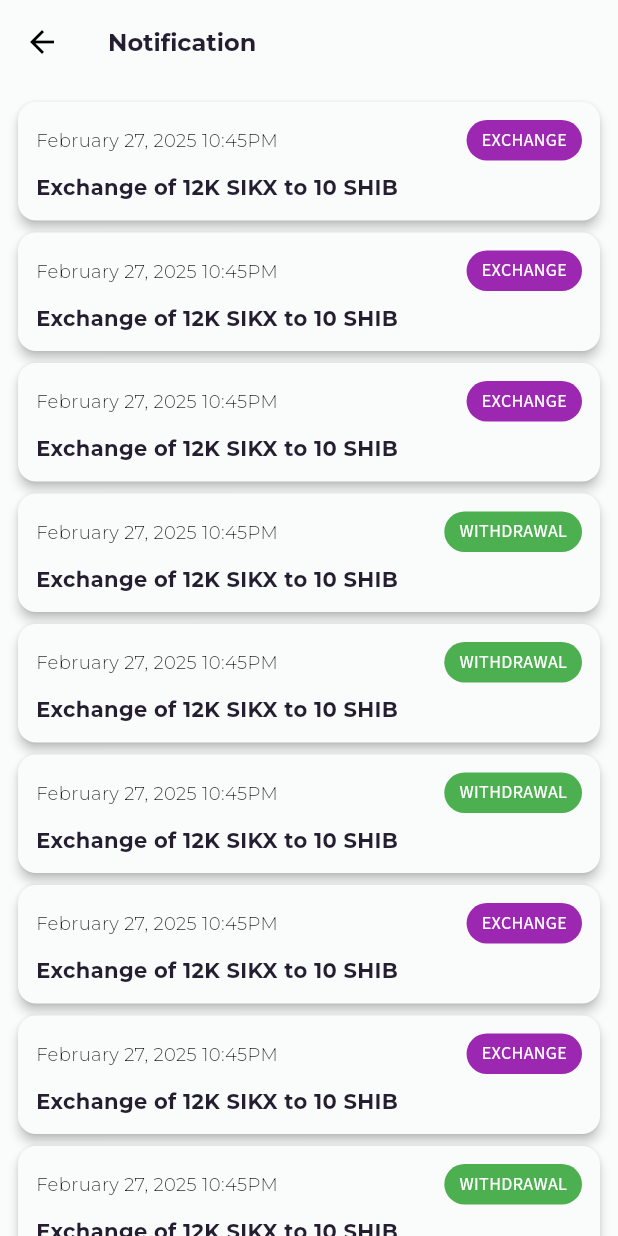
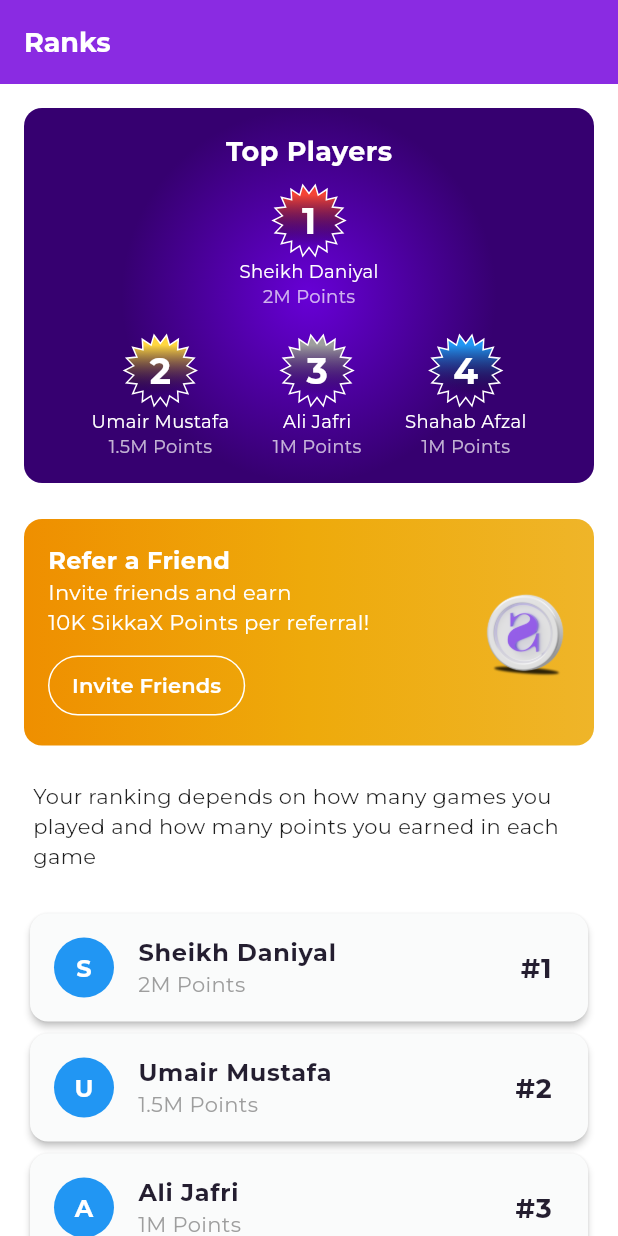
Before and after one commit to levantestudios5/sikka_wallet, a Flutter app: the screen it shows after launch, on a phone screen of 412 x 824 dp. Run offline on Flutter 3.47's test engine with Material 3 defaults, Android fonts, the phone set to English and light mode, and no system bars; our stand-ins replace another_flushbar, dio, event_bus, flutter_mobx, get_it, google_fonts and 3 more; generated files the repository leaves out were written again; project files that could hold a hidden picture were left out.

Commit message:
style(rank): added rank screen

```diff
--- a/lib/constants/app_theme.dart
+++ b/lib/constants/app_theme.dart
@@ -89,6 +89,21 @@ class AppThemeData {
     brightness: Brightness.dark,
   );
 
+  static const rankingGradient = RadialGradient(
+    colors: [
+      Color(0xFF6700D6),
+      Color(0xFF360070),
+    ],
+  );
+
+  static const referFriendGradient = LinearGradient(
+    colors: [
+      Color(0xFFEF8F00),
+      Color(0xFFEEAA0B),
+      Color(0xFFEFB529),
+    ],
+  );
+
   static const baseGradient = RadialGradient(
     colors: [
       Color(0xFFD9B5FF),
@@ -99,6 +114,19 @@ class AppThemeData {
   static const _medium = FontWeight.w500;
   static const _semiBold = FontWeight.w600;
   static const _bold = FontWeight.w700;
+
+  static const Color primaryColor = Color(0xFF8A2BE2);
+  static const Color backgroundColor = Colors.white;
+  static const Color textColor = Colors.black;
+  static const Color greyText = Colors.grey;
+  static const Color secondaryColor = Color(0xFF9B30FF);
+  static const Color exchangeColor = Colors.purple;
+  static const Color withdrawalColor = Colors.green;
+  static const Color buttonColor = Color(0xFF6200EE);
+  static const TextStyle buttonText =
+      TextStyle(fontSize: 18, fontWeight: FontWeight.bold, color: Colors.white);
+  static const TextStyle linkText =
+      TextStyle(fontSize: 16, fontWeight: FontWeight.bold, color: Colors.blue);
 
   static final TextTheme _textTheme = TextTheme(
     headlineMedium: GoogleFonts.montserrat(fontWeight: _bold, fontSize: 20.0),
@@ -130,22 +158,11 @@ class AppThemeData {
     color: Color(0xFF9B5DF7),
   );
 
-
   static final TextStyle linkTextStyle = GoogleFonts.sourceSans3(
     fontSize: 14,
     color: Colors.deepPurple,
     fontWeight: FontWeight.bold,
   );
-
-  static const Color primaryColor = Color(0xFF8A2BE2);
-  static const Color secondaryColor = Color(0xFF9B30FF);
-  static const Color exchangeColor = Colors.purple;
-  static const Color withdrawalColor = Colors.green;
-  static const Color buttonColor = Color(0xFF6200EE);
-  static const TextStyle buttonText = TextStyle(fontSize: 18, fontWeight: FontWeight.bold, color: Colors.white);
-  static const TextStyle linkText = TextStyle(fontSize: 16, fontWeight: FontWeight.bold, color: Colors.blue);
-
-
 
   static const TextStyle headline1 = TextStyle(
     fontSize: Dimens.appBarFontSize,
@@ -183,12 +200,9 @@ class AppThemeData {
     ),
   );
 
-
-
   static const TextStyle dateStyle = TextStyle(
     color: Colors.black87,
-     fontSize: Dimens.spacingMedium,
-
+    fontSize: Dimens.spacingMedium,
     fontWeight: FontWeight.w300,
   );
 
@@ -196,7 +210,4 @@ class AppThemeData {
     fontSize: Dimens.bodyFontSize,
     fontWeight: FontWeight.bold,
   );
-
-
-
 }
--- a/lib/constants/dimens.dart
+++ b/lib/constants/dimens.dart
@@ -40,4 +40,14 @@ class Dimens {
   // notification screen
   static const double radiusLarge = 20.0;
   static const double elevationLow = 3.0;
+// ranks screen
+
+  static const double borderRadius = 12.0;
+  static const double avatarSize = 24.0;
+  static const double fontSizeSmall = 14.0;
+  static const double defaultFontSize = 12.0;
+  static const double fontSizeMedium = 16.0;
+  static const double fontSizeLarge = 18.0;
+  static const double defaultLogoSize = 30.0;
+
 }
--- a/lib/presentation/my_app.dart
+++ b/lib/presentation/my_app.dart
@@ -6,6 +6,7 @@ import 'package:sikka_wallet/presentation/home/store/language/language_store.dar
 import 'package:sikka_wallet/presentation/home/store/theme/theme_store.dart';
 import 'package:sikka_wallet/presentation/login/store/login_store.dart';
 import 'package:sikka_wallet/presentation/notification/notification_screen.dart';
+import 'package:sikka_wallet/presentation/rank/rank_screen.dart';
 import 'package:sikka_wallet/presentation/registration/signin_screen.dart';
 import 'package:sikka_wallet/utils/locale/app_localization.dart';
 import 'package:sikka_wallet/utils/routes/routes.dart';
@@ -47,7 +48,7 @@ class MyApp extends StatelessWidget {
             // Built-in localization of basic text for Cupertino widgets
             GlobalCupertinoLocalizations.delegate,
           ],
-          home: _userStore.isLoggedIn ? NotificationScreen() : NotificationScreen(),
+          home: _userStore.isLoggedIn ? RanksScreen() : RanksScreen(),
         );
       },
     );
--- /dev/null
+++ b/lib/presentation/rank/rank_badge.dart
@@ -0,0 +1,94 @@
+import 'package:flutter/material.dart';
+import 'dart:math';
+
+class RankBadge extends StatelessWidget {
+  final String rank;
+  final List<Color> gradientColor;
+
+  const RankBadge({super.key, required this.rank, required this.gradientColor});
+
+  @override
+  Widget build(BuildContext context) {
+    return CustomPaint(
+      size: Size(60, 60), // Adjust size
+      painter: StarburstPainter(gradientColor),
+      child: Center(
+        child: Stack(
+          children: [
+            // Number Shadow
+            Positioned(
+              top: 22,
+              left: 30,
+              child: Text(
+                rank.toString(),
+                style: TextStyle(
+                  fontSize: 24,
+                  fontWeight: FontWeight.bold,
+                  color: Colors.black.withOpacity(0.4),
+                ),
+              ),
+            ),
+            // Number
+            Text(
+              rank.toString(),
+              style: const TextStyle(
+                fontSize: 24,
+                fontWeight: FontWeight.bold,
+                color: Colors.white,
+              ),
+            ),
+          ],
+        ),
+      ),
+    );
+  }
+}
+
+class StarburstPainter extends CustomPainter {
+  final List<Color> gradientColor;
+  StarburstPainter(this.gradientColor);
+
+  @override
+  void paint(Canvas canvas, Size size) {
+    final Paint paint = Paint()
+      ..shader = LinearGradient(
+        colors: gradientColor,
+        begin: Alignment.topCenter,
+        end: Alignment.bottomCenter,
+      ).createShader(Rect.fromLTWH(0, 0, size.width, size.height));
+
+    final Paint borderPaint = Paint()
+      ..color = Colors.white
+      ..style = PaintingStyle.stroke
+      ..strokeWidth = 1;
+
+    final Path path = _createStarburstPath(size.width, size.height);
+
+    canvas.drawPath(path, paint);
+    canvas.drawPath(path, borderPaint); // White border
+  }
+
+  Path _createStarburstPath(double width, double height) {
+    const int points = 36;
+    const double outerRadius = 24;
+    const double innerRadius = 18;
+    final Path path = Path();
+    final double angle = (2 * pi) / points;
+
+    for (int i = 0; i < points; i++) {
+      final double r = i.isEven ? outerRadius : innerRadius;
+      final double x = width / 2 + r * cos(i * angle);
+      final double y = height / 2 + r * sin(i * angle);
+      if (i == 0) {
+        path.moveTo(x, y);
+      } else {
+        path.lineTo(x, y);
+      }
+    }
+    path.close();
+    return path;
+  }
+
+  @override
+  bool shouldRepaint(CustomPainter oldDelegate) => false;
+}
--- /dev/null
+++ b/lib/presentation/rank/rank_screen.dart
@@ -0,0 +1,222 @@
+import 'dart:convert';
+import 'package:flutter/material.dart';
+import 'package:flutter/services.dart';
+import 'package:sikka_wallet/constants/app_theme.dart';
+import 'package:sikka_wallet/constants/assets.dart';
+import 'package:sikka_wallet/constants/dimens.dart';
+import 'package:sikka_wallet/presentation/rank/rank_badge.dart';
+
+class RanksScreen extends StatefulWidget {
+  @override
+  _RanksScreenState createState() => _RanksScreenState();
+}
+
+class _RanksScreenState extends State<RanksScreen> {
+  List<dynamic> _ranksData = [];
+
+  @override
+  void initState() {
+    super.initState();
+    _loadRankData();
+  }
+
+  Future<void> _loadRankData() async {
+    final String response =
+        await rootBundle.loadString('assets/json/ranks_data.json');
+    final List<dynamic> data = json.decode(response);
+    setState(() {
+      _ranksData = data;
+    });
+  }
+
+  @override
+  Widget build(BuildContext context) {
+    return Scaffold(
+      backgroundColor: AppThemeData.backgroundColor,
+      appBar: AppBar(
+        title: Text('Ranks',
+            style: TextStyle(
+                fontWeight: FontWeight.bold,
+                color: Colors.white,
+                fontSize: Dimens.fontSizeLarge)),
+        backgroundColor: AppThemeData.primaryColor,
+      ),
+      body: _ranksData.isEmpty
+          ? Center(child: CircularProgressIndicator())
+          : SingleChildScrollView(
+              padding: EdgeInsets.all(Dimens.paddingMedium),
+              child: Column(
+                children: [
+                  _buildTopRanks(),
+                  SizedBox(height: Dimens.paddingLarge),
+                  _buildReferralCard(),
+                  SizedBox(height: Dimens.paddingLarge),
+                  Padding(
+                    padding: const EdgeInsets.symmetric(horizontal: 6.0),
+                    child: Text("Your ranking depends on how many games you played and how many points you earned in each game",style: TextStyle(
+                      color: Colors.black87, fontSize: Dimens.fontSizeSmall,)),
+                  ),
+                  SizedBox(height: Dimens.paddingLarge),
+
+                  _buildRankList(),
+                ],
+              ),
+            ),
+    );
+  }
+
+  Widget _buildTopRanks() {
+    return Container(
+      decoration: BoxDecoration(
+        gradient: AppThemeData.rankingGradient,
+        borderRadius: BorderRadius.circular(Dimens.borderRadius),
+      ),
+      padding: EdgeInsets.all(Dimens.paddingMedium),
+      child: Column(
+        children: [
+          Text('Top Players',
+              style: TextStyle(
+                  color: Colors.white,
+                  fontSize: Dimens.fontSizeLarge,
+                  fontWeight: FontWeight.bold)),
+          SizedBox(height: Dimens.paddingMedium),
+          Column(
+            children: [
+              // First Row - Top 3 ranks
+              Row(
+                mainAxisAlignment: MainAxisAlignment.spaceEvenly,
+                children: _ranksData
+                    .take(1) // Take first 3 items
+                    .map((item) => _buildRankBadge(item))
+                    .toList(),
+              ),
+              const SizedBox(height: 24), // Space between rows
+              // Second Row - Remaining ranks
+              Row(
+                mainAxisAlignment: MainAxisAlignment.spaceEvenly,
+                children: _ranksData
+                    .skip(1) // Skip first 3 items
+                    .take(3) // Next 3 items
+                    .map((item) => _buildRankBadge(item))
+                    .toList(),
+              ),
+            ],
+          )
+        ],
+      ),
+    );
+  }
+
+  Widget _buildRankBadge(Map<String, dynamic> rank) {
+    return Column(
+      crossAxisAlignment: CrossAxisAlignment.center,
+      mainAxisAlignment: MainAxisAlignment.center,
+      children: [
+        RankBadge(
+          rank: '${rank['rank']}',
+          gradientColor: [
+            rank['badge'] == 'gold'
+                ? Colors.red
+                : rank['badge'] == 'silver'
+                    ? Colors.amberAccent
+                    : rank['badge'] == 'bronze'
+                        ? Colors.grey
+                        : Colors.blue,
+            Colors.transparent
+          ],
+        ),
+        SizedBox(height: Dimens.paddingSmall),
+        Text(rank['name'],
+            style: TextStyle(
+                color: Colors.white, fontSize: Dimens.defaultFontSize)),
+        Text(rank['points'],
+            style: TextStyle(
+                color: Colors.white70, fontSize: Dimens.defaultFontSize)),
+      ],
+    );
+  }
+
+  Widget _buildReferralCard() {
+    return Container(
+      decoration: BoxDecoration(
+        gradient: AppThemeData.referFriendGradient,
+        borderRadius: BorderRadius.circular(Dimens.borderRadius),
+      ),
+      padding: EdgeInsets.all(Dimens.paddingMedium),
+      child: Row(
+        mainAxisAlignment: MainAxisAlignment.spaceBetween,
+        children: [
+          Column(
+            crossAxisAlignment: CrossAxisAlignment.start,
+            children: [
+              Text('Refer a Friend',
+                  style: TextStyle(
+                      fontWeight: FontWeight.bold,
+                      color: Colors.white,
+                      fontSize: Dimens.fontSizeMedium)),
+              Text('Invite friends and earn\n10K SikkaX Points per referral!',
+                  style: TextStyle(
+                      color: Colors.white, fontSize: Dimens.fontSizeSmall)),
+              SizedBox(height: Dimens.paddingSmall),
+              ElevatedButton(
+                onPressed: () {},
+                style: ElevatedButton.styleFrom(
+                  backgroundColor: Colors.transparent,
+                  shape: RoundedRectangleBorder(
+                    side: const BorderSide(color: Colors.white),
+                    borderRadius: BorderRadius.circular(Dimens.buttonRadius),
+                  ),
+                  elevation: 0,
+                  padding: const EdgeInsets.symmetric(
+                      vertical: Dimens.buttonPadding),
+                ),
+                child: Padding(
+                  padding: const EdgeInsets.symmetric(horizontal: 16.0),
+                  child: Text('Invite Friends',
+                      style: TextStyle(color: Colors.white)),
+                ),
+              ),
+            ],
+          ),
+          CircleAvatar(
+            backgroundColor: Colors.transparent,
+            radius: Dimens.defaultLogoSize,
+            child: Image.asset(Assets.appLogo),
+          ),
+        ],
+      ),
+    );
+  }
+
+  Widget _buildRankList() {
+    return Column(
+      children:
+      _ranksData.map((rank) => _buildRankTile(rank)).toList()
+    );
+  }
+
+  Widget _buildRankTile(Map<String, dynamic> rank) {
+    return Card(
+      elevation: 2,
+      shape: RoundedRectangleBorder(
+          borderRadius: BorderRadius.circular(Dimens.borderRadius)),
+      child: ListTile(
+        leading: CircleAvatar(
+          backgroundColor: Colors.blue,
+          child: Text(rank['name'][0],
+              style:
+                  TextStyle(color: Colors.white, fontWeight: FontWeight.bold)),
+        ),
+        title: Text(rank['name'],
+            style: TextStyle(
+                fontSize: Dimens.fontSizeMedium, fontWeight: FontWeight.bold)),
+        subtitle: Text(rank['points'],
+            style: TextStyle(
+                fontSize: Dimens.fontSizeSmall, color: AppThemeData.greyText)),
+        trailing: Text('#${rank['rank']}',
+            style: TextStyle(
+                fontSize: Dimens.fontSizeLarge, fontWeight: FontWeight.bold)),
+      ),
+    );
+  }
+}
```
Also changed, not shown: assets/json/ranks_data.json (added, +32 -0 lines).
